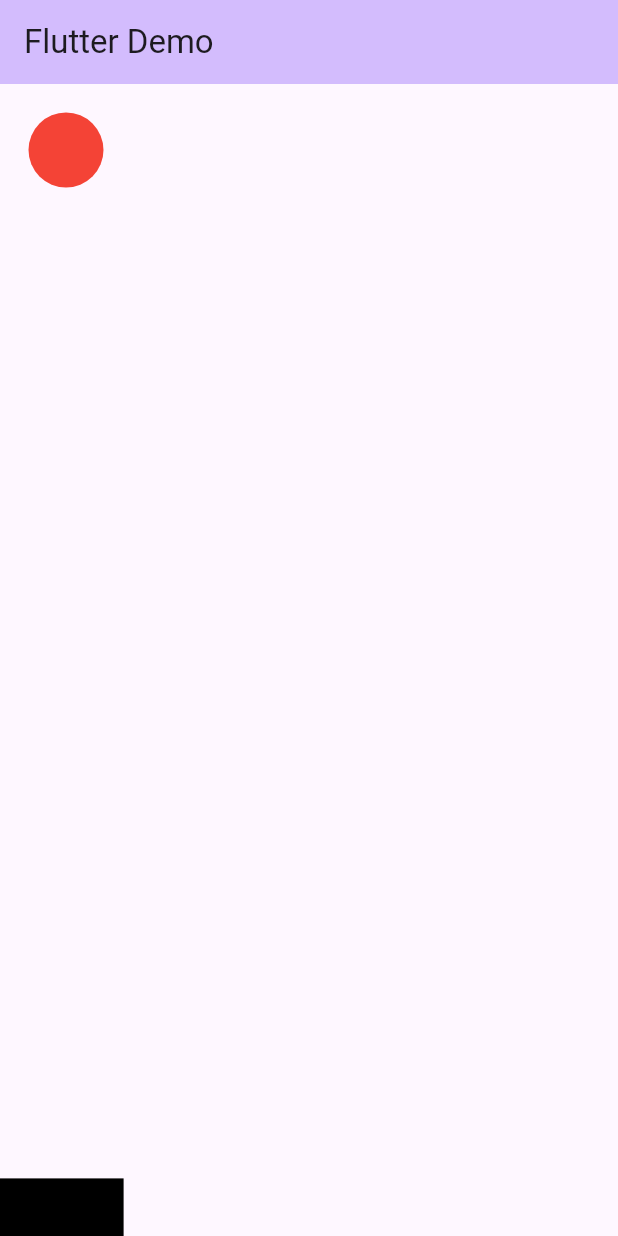
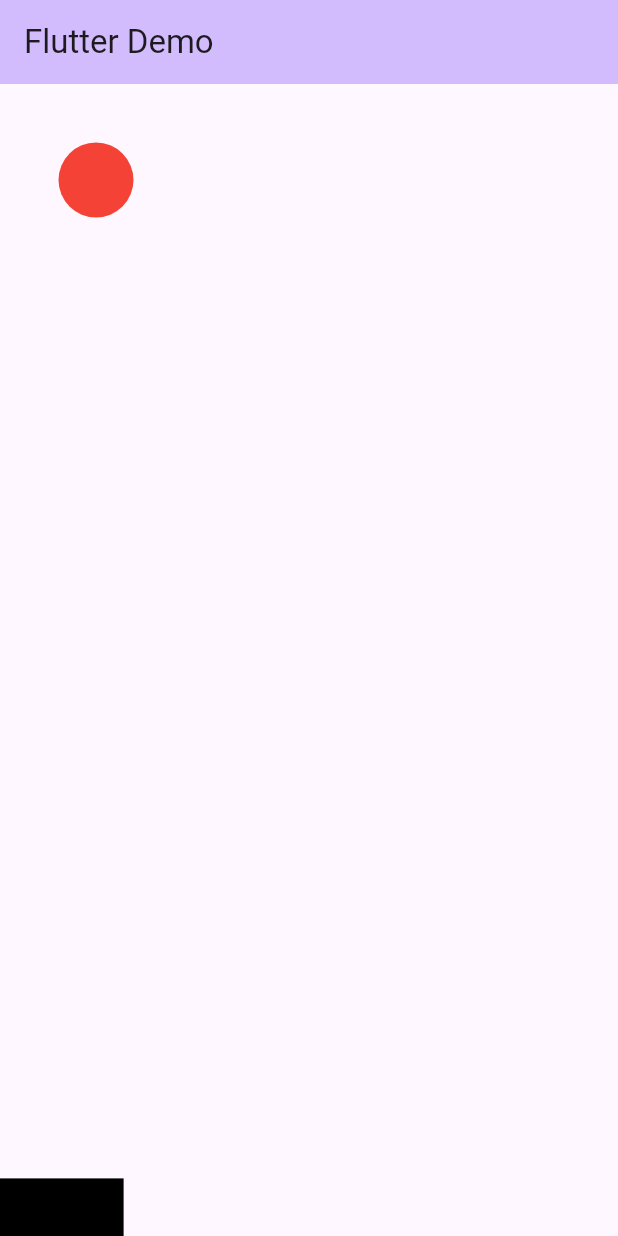
Before and after one commit to andyRamesy/pong, a Flutter app: the screen it shows after launch, on a phone screen of 412 x 824 dp. Run offline on Flutter 3.47's test engine with Material 3 defaults, Android fonts, the phone set to English and light mode, and no system bars.

Commit message:
start animated bal

```diff
--- a/lib/ball.dart
+++ b/lib/ball.dart
@@ -5,7 +5,7 @@ class Ball extends StatelessWidget {
 
   @override
   Widget build(BuildContext context) {
-    final double diam = 50;
+    const double diam = 50;
 
     return Container(
         width: diam,
--- a/lib/pong.dart
+++ b/lib/pong.dart
@@ -1,6 +1,8 @@
 import 'package:flutter/material.dart';
 import 'package:pong/ball.dart';
 import 'package:pong/bat.dart';
+
+enum Direction { up, down, left, right }
 
 class Pong extends StatefulWidget {
   const Pong({super.key});
@@ -10,8 +12,10 @@ class Pong extends StatefulWidget {
 }
 
 class _PongState extends State<Pong> with SingleTickerProviderStateMixin {
-  late double width;
-  late double height;
+  Direction vDir = Direction.down;
+  Direction hDir = Direction.right;
+  double width = 0;
+  double height = 0;
   double posX = 0;
   double posY = 0;
   double batWidth = 0;
@@ -20,20 +24,41 @@ class _PongState extends State<Pong> with SingleTickerProviderStateMixin {
   late Animation<double> animation;
   late AnimationController controller;
 
+  void checkBorders() {
+    if (posX <= 0 && hDir == Direction.left) {
+      hDir = Direction.right;
+    }
+    if (posX >= width - 50 && hDir == Direction.right) {
+      hDir = Direction.left;
+    }
+    if (posY >= height - 50 && vDir == Direction.down) {
+      vDir = Direction.up;
+    }
+    if (posY <= 0 && vDir == Direction.up) {
+      vDir = Direction.down;
+    }
+  }
+
   @override
   void initState() {
     posX = 0;
     posY = 0;
-    controller =
-        AnimationController(duration: const Duration(seconds: 3), vsync: this);
+
+    controller = AnimationController(
+        duration: const Duration(minutes: 10000), vsync: this);
+
     animation = Tween<double>(begin: 0, end: 100).animate(controller);
+
     animation.addListener(() {
       setState(() {
-        posX++;
-        posY++;
+        (hDir == Direction.right) ? posX += 1 : posX -= 1;
+        (vDir == Direction.down) ? posY += 1 : posY -= 1;
       });
+      checkBorders();
     });
+
     controller.forward();
+
     super.initState();
   }
 
```
